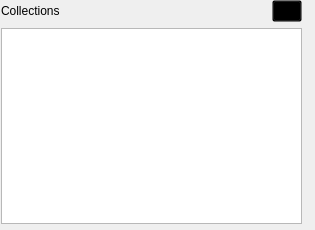
This is calendar/src/config.ui in KDE/akonadi-google-applets as Qt 5 draws it before an edit. The edited form follows.
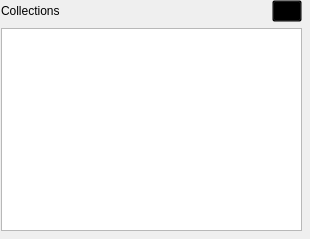
This is the edited form.

Commit message: Some design changes in configuration dialog

```diff
--- a/calendar/src/config.ui
+++ b/calendar/src/config.ui
@@ -6,26 +6,26 @@
    <rect>
     <x>0</x>
     <y>0</y>
-    <width>315</width>
-    <height>230</height>
+    <width>310</width>
+    <height>239</height>
    </rect>
   </property>
   <property name="minimumSize">
    <size>
-    <width>300</width>
-    <height>230</height>
+    <width>310</width>
+    <height>239</height>
    </size>
   </property>
   <property name="windowTitle">
    <string>Configuration</string>
   </property>
-  <widget class="QWidget" name="">
+  <widget class="QWidget" name="layoutWidget">
    <property name="geometry">
     <rect>
      <x>1</x>
      <y>0</y>
      <width>301</width>
-     <height>224</height>
+     <height>231</height>
     </rect>
    </property>
    <layout class="QVBoxLayout" name="verticalLayout">
```
The commit also changes 4 other files.
